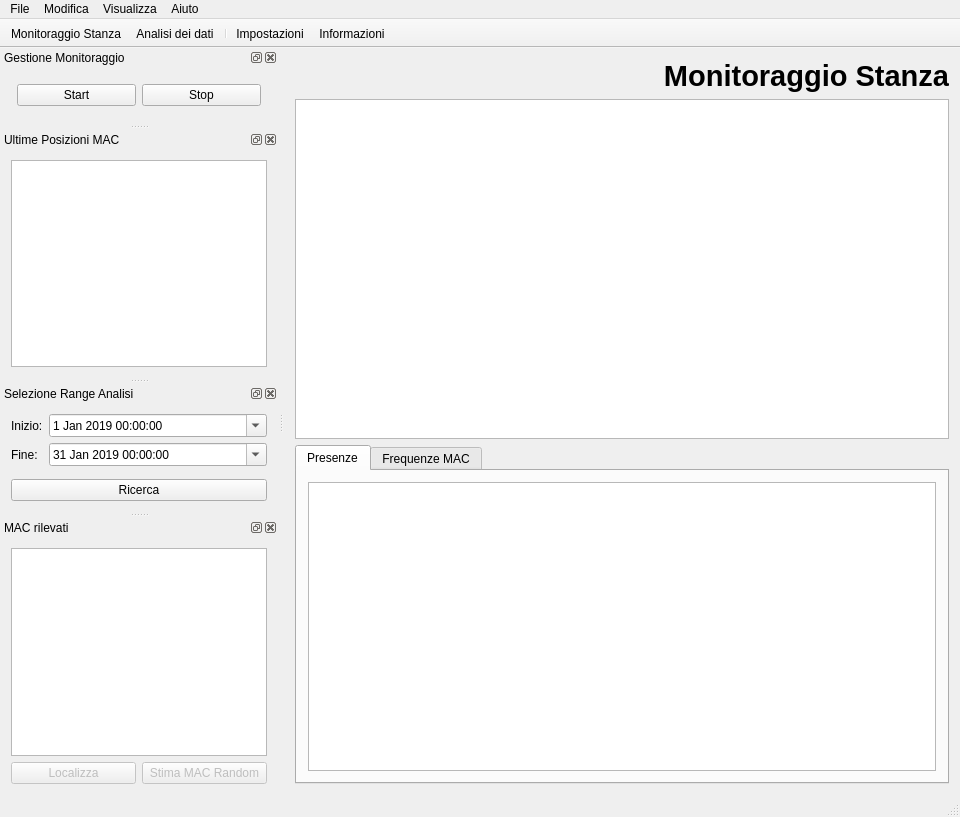
PieroMacaluso/RoomMonitor, file RoomMonitor/windows/main.ui: the form before one commit.
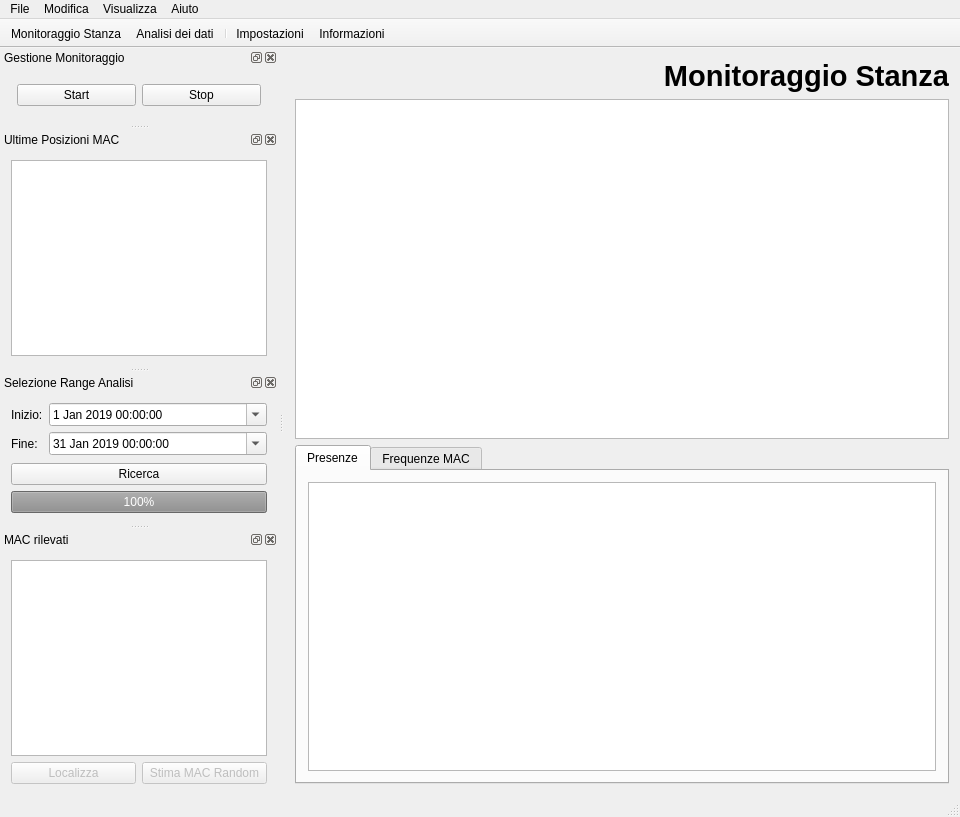
The form after the commit. Icons and pictures are not drawn. Custom widgets are drawn as their Qt base class.

```diff
--- a/RoomMonitor/windows/main.ui
+++ b/RoomMonitor/windows/main.ui
@@ -267,12 +267,6 @@
      <height>128</height>
     </size>
    </property>
-   <property name="maximumSize">
-    <size>
-     <width>524287</width>
-     <height>128</height>
-    </size>
-   </property>
    <property name="floating">
     <bool>false</bool>
    </property>
@@ -347,6 +341,19 @@
        </property>
       </widget>
      </item>
+     <item>
+      <widget class="QProgressBar" name="progressBar">
+       <property name="enabled">
+        <bool>false</bool>
+       </property>
+       <property name="value">
+        <number>100</number>
+       </property>
+       <property name="textDirection">
+        <enum>QProgressBar::TopToBottom</enum>
+       </property>
+      </widget>
+     </item>
     </layout>
    </widget>
   </widget>
```
